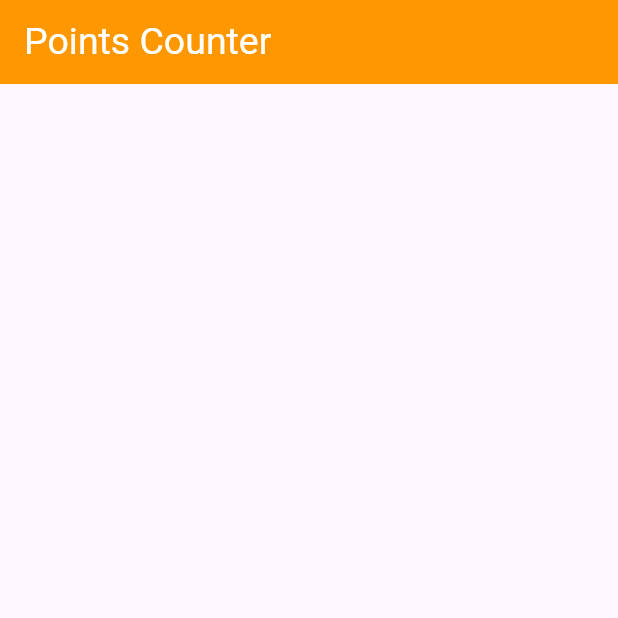
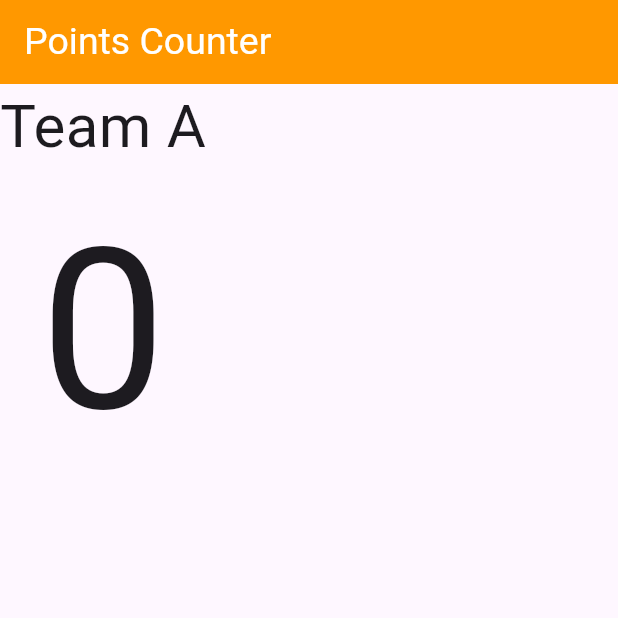
Before and after one commit to salahsaleh1015/-Complete-Flutter-Dart-Development-Course, a Flutter app: the screen it shows after launch, on a phone screen of 412 x 824 dp, the top half of it. Run offline on Flutter 3.47's test engine with Material 3 defaults, Android fonts, the phone set to English and light mode, and no system bars.

Commit message:
Basketball Points Counter app (add text)

```diff
--- a/lib/basketball_points_counter_app/basketball_points_counter_app.dart
+++ b/lib/basketball_points_counter_app/basketball_points_counter_app.dart
@@ -17,6 +17,20 @@ class BasketballPointsCounterApp extends StatelessWidget {
         ),
       ),
 
+
+      body: Column(
+        children: [
+          Text("Team A",style: TextStyle(
+            fontSize: 40,
+
+          ),),
+          Text("0",style: TextStyle(
+            fontSize: 150,
+
+          ),),
+        ],
+      ),
+
     );
   }
 }
```
